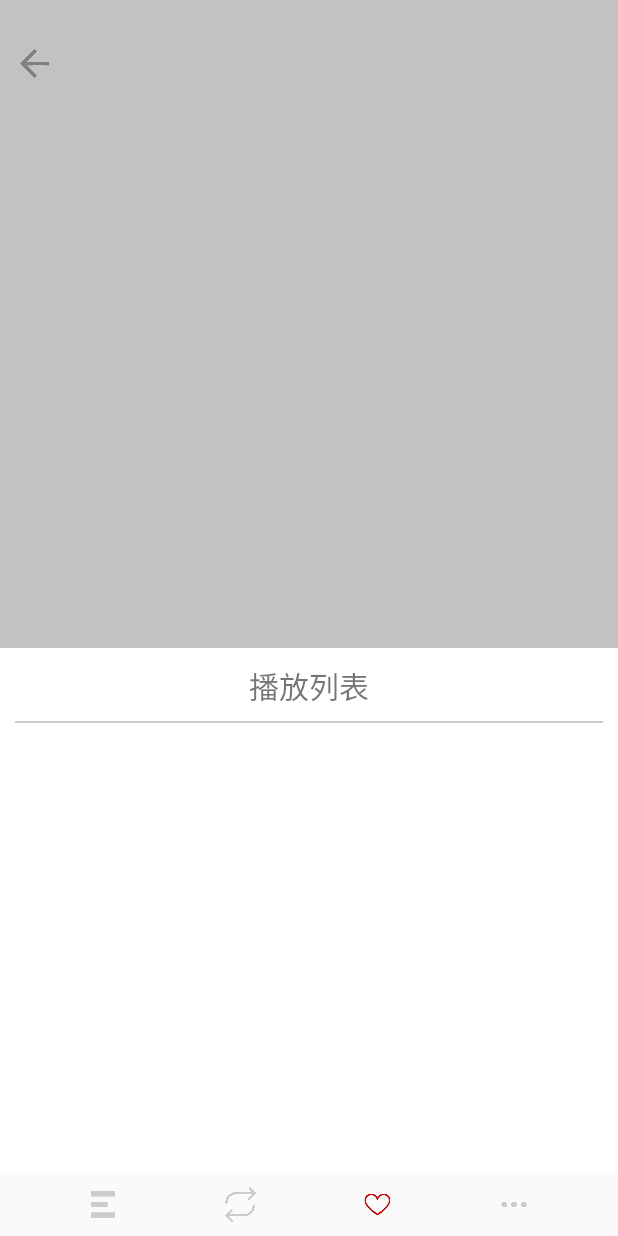
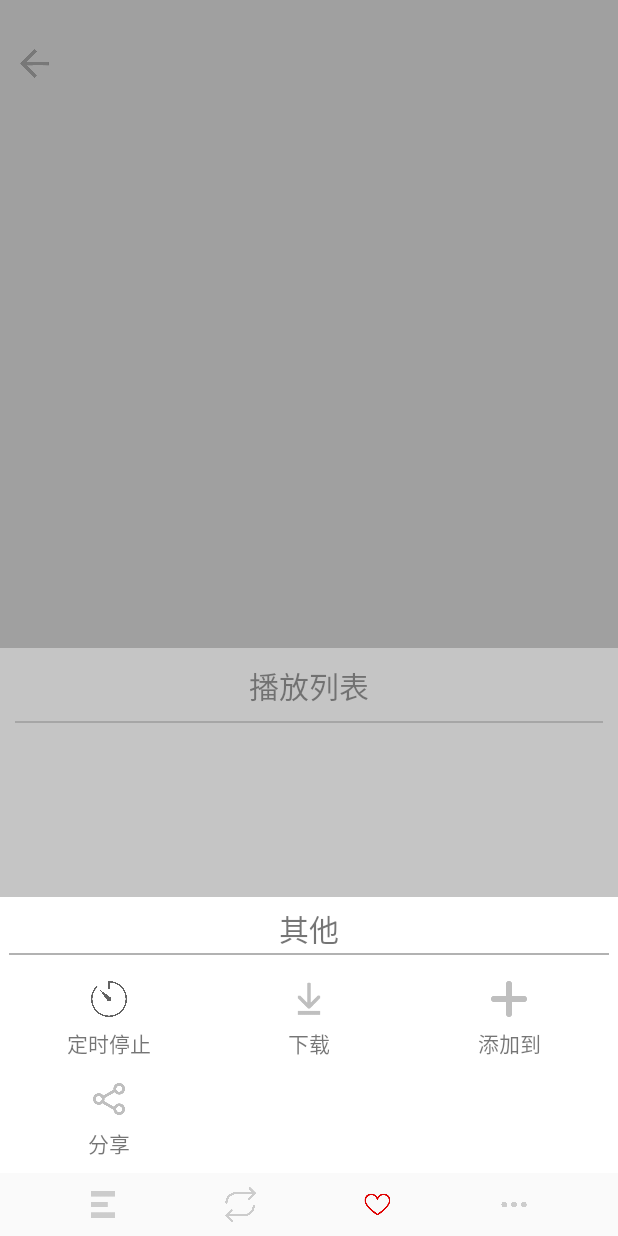
Before and after one commit to ZGUIZ/ZPlayer, an Android app: the PlayingActivity screen opened directly, with no data from a screen before it, after a tap on an icon or button, on a phone screen of 412 x 824 dp. Run offline under Robolectric (Android 15) with nearby library versions, the phone set to English and light mode, and no system bars; 5 statements that could not run were skipped; 3 other taps on this screen came first.

Commit message:
添加一些新的操作 修复部分bug

```diff
--- a/app/src/main/java/com/example/amia/zplayer/util/DownloadUtil.java
+++ b/app/src/main/java/com/example/amia/zplayer/util/DownloadUtil.java
@@ -149,7 +149,7 @@ public class DownloadUtil {
 
             @Override
             public void onFinished() {
-                if(type.equals(LRC)||context instanceof PlayingActivity){
+                if(type.equals(LRC)&&context instanceof PlayingActivity){
                     ((PlayingActivity)context).setFirstLrc(downInfo);
                 }
                 if(type.equals(MUSIC)){
--- a/app/src/main/res/layout/activity_playing.xml
+++ b/app/src/main/res/layout/activity_playing.xml
@@ -103,5 +103,6 @@
     </LinearLayout>
 
     <include layout="@layout/half_musiclist_layout" />
+    <include layout="@layout/playing_other_layout"/>
 
 </RelativeLayout>
--- /dev/null
+++ b/app/src/main/res/layout/playing_other_layout.xml
@@ -0,0 +1,122 @@
+<?xml version="1.0" encoding="utf-8"?>
+<RelativeLayout xmlns:android="http://schemas.android.com/apk/res/android"
+    android:id="@+id/other_layout"
+    android:visibility="gone"
+    android:background="#63696969"
+    android:layout_above="@+id/play_bottom_control"
+    android:layout_width="match_parent"
+    android:layout_height="match_parent">
+    <LinearLayout
+        android:id="@+id/other_ll"
+        android:background="@android:color/white"
+        android:layout_alignParentBottom="true"
+        android:orientation="vertical"
+        android:layout_width="match_parent"
+        android:layout_height="wrap_content">
+        <TextView
+            android:text="其他"
+            android:layout_margin="6dp"
+            android:textSize="20dp"
+            android:textAlignment="center"
+            android:layout_width="match_parent"
+            android:layout_height="25dp" />
+        <View
+            android:background="#B2B2B2"
+            android:layout_width="match_parent"
+            android:layout_height="1dp"
+            android:layout_marginRight="6dp"
+            android:layout_marginLeft="6dp"/>
+        <GridLayout
+            android:layout_margin="6dp"
+            android:columnCount="3"
+            android:layout_width="match_parent"
+            android:layout_height="wrap_content">
+            <RelativeLayout
+                android:id="@+id/fixed_time_rl"
+                android:layout_margin="3dp"
+                android:orientation="vertical"
+                android:background="?android:selectableItemBackground"
+                android:layout_width="60dp"
+                android:layout_height="60dp"
+                android:layout_columnWeight="1">
+                <ImageView
+                    android:layout_centerHorizontal="true"
+                    android:src="@drawable/fix_time"
+                    android:padding="8dp"
+                    android:layout_width="40dp"
+                    android:layout_height="40dp" />
+                <TextView
+                    android:text="定时停止"
+                    android:layout_alignParentBottom="true"
+                    android:textAlignment="center"
+                    android:layout_width="match_parent"
+                    android:layout_height="wrap_content" />
+            </RelativeLayout>
+            <RelativeLayout
+                android:id="@+id/down_rl"
+                android:layout_margin="3dp"
+                android:orientation="vertical"
+                android:background="?android:selectableItemBackground"
+                android:layout_width="60dp"
+                android:layout_height="60dp"
+                android:layout_columnWeight="1">
+                <ImageView
+                    android:id="@+id/down_load_iv"
+                    android:layout_centerHorizontal="true"
+                    android:src="@drawable/download_button"
+                    android:padding="8dp"
+                    android:layout_width="40dp"
+                    android:layout_height="40dp" />
+                <TextView
+                    android:text="下载"
+                    android:layout_alignParentBottom="true"
+                    android:textAlignment="center"
+                    android:layout_width="match_parent"
+                    android:layout_height="wrap_content" />
+            </RelativeLayout>
+            <RelativeLayout
+                android:id="@+id/add_rl"
+                android:layout_margin="3dp"
+                android:orientation="vertical"
+                android:background="?android:selectableItemBackground"
+                android:layout_width="60dp"
+                android:layout_height="60dp"
+                android:layout_columnWeight="1">
+                <ImageView
+                    android:layout_centerHorizontal="true"
+                    android:src="@drawable/add"
+                    android:padding="8dp"
+                    android:layout_width="40dp"
+                    android:layout_height="40dp" />
+                <TextView
+                    android:text="添加到"
+                    android:layout_alignParentBottom="true"
+                    android:textAlignment="center"
+                    android:layout_width="match_parent"
+                    android:layout_height="wrap_content" />
+            </RelativeLayout>
+            <RelativeLayout
+                android:id="@+id/share_rl"
+                android:layout_margin="3dp"
+                android:orientation="vertical"
+                android:background="?android:selectableItemBackground"
+                android:layout_width="60dp"
+                android:layout_height="60dp"
+                android:layout_columnWeight="1">
+                <ImageView
+                    android:layout_centerHorizontal="true"
+                    android:src="@drawable/share"
+                    android:padding="8dp"
+                    android:layout_width="40dp"
+                    android:layout_height="40dp" />
+                <TextView
+                    android:text="分享"
+                    android:layout_alignParentBottom="true"
+                    android:textAlignment="center"
+                    android:layout_width="match_parent"
+                    android:layout_height="wrap_content" />
+            </RelativeLayout>
+        </GridLayout>
+    </LinearLayout>
+
+</RelativeLayout>
```
Also changed, not shown: app/src/main/java/com/example/amia/zplayer/Activity/NetMusicSearchActivity.java (+1 -26 lines), app/src/main/java/com/example/amia/zplayer/Activity/PlayingActivity.java (+112 -3 lines), app/src/main/java/com/example/amia/zplayer/ControlUtil/MusicListAcitvityUtils.java (+0 -14 lines), app/src/main/java/com/example/amia/zplayer/ControlUtil/PlayingActivityUtil.java (+80 -1 lines), app/src/main/java/com/example/amia/zplayer/DTO/MusicDownLoadInfo.java (+14 -0 lines), app/src/main/java/com/example/amia/zplayer/Service/MusicService.java (+13 -3 lines), app/src/main/res/drawable/down_1.png (added), app/src/main/res/drawable/fix_time.png (added).
